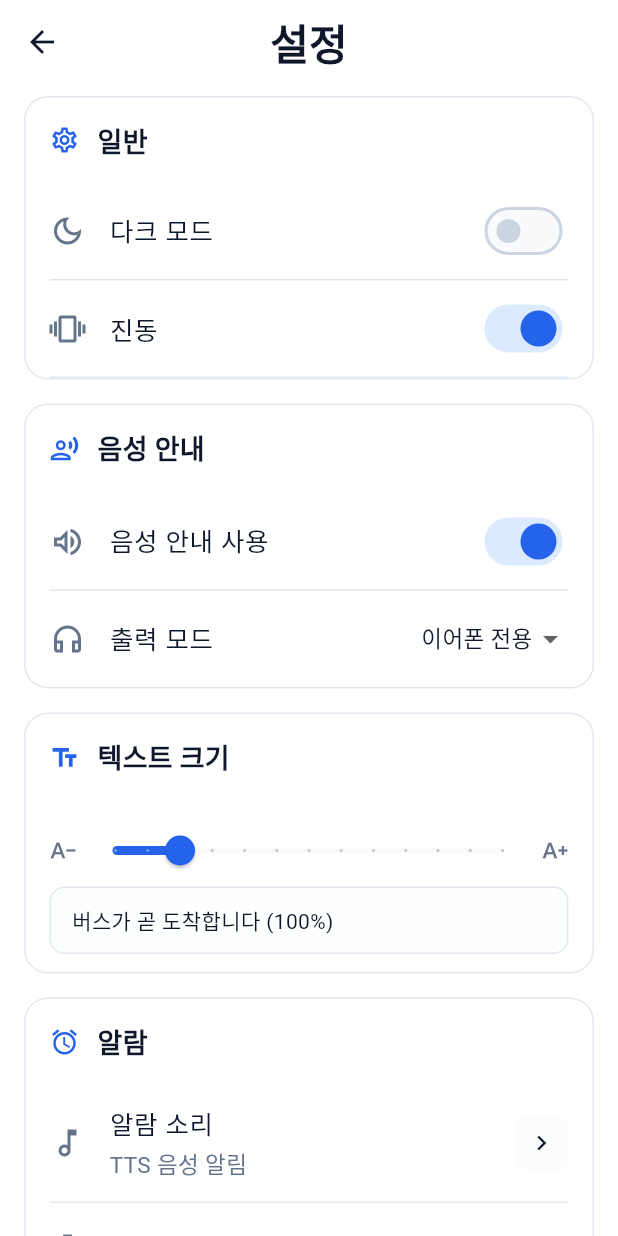
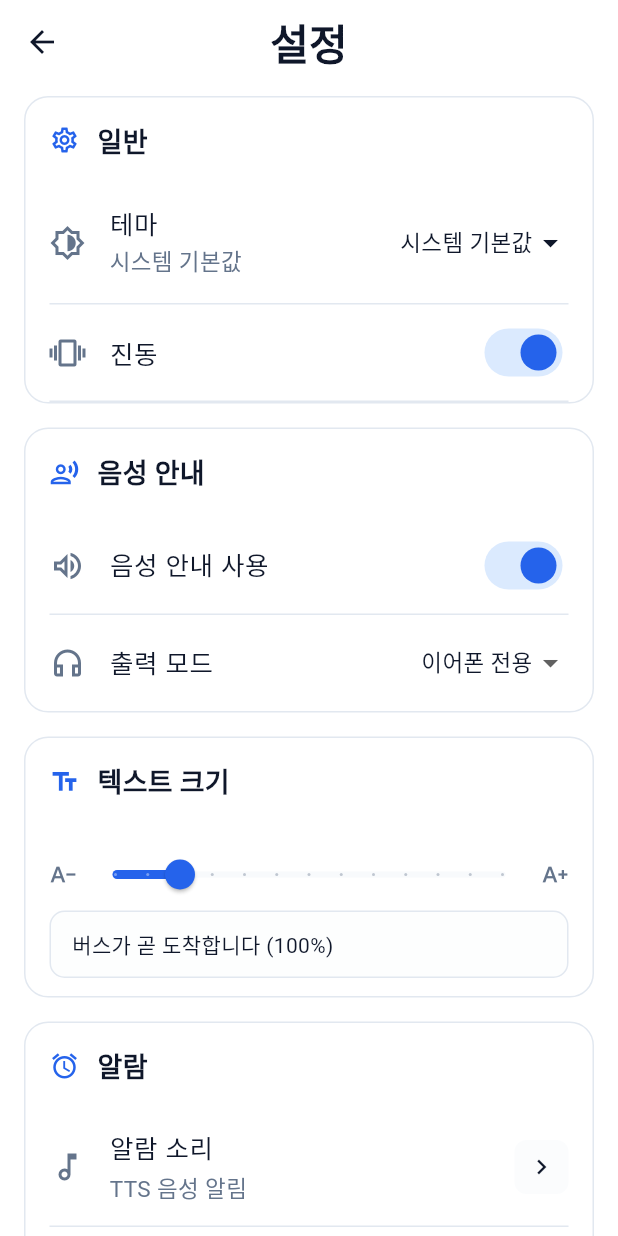
Before and after one commit to maskelog/Daegu_bus_flutter_app, a Flutter app: the SettingsScreen screen opened directly, on a phone screen of 412 x 824 dp. Run offline on Flutter 3.47's test engine with Material 3 defaults, Android fonts, the phone set to English and light mode, and no system bars; our stand-ins replace device_info_plus, dio, flutter_dotenv, flutter_local_notifications, flutter_tts, geolocator and 5 more; accounts and stored records are empty.

Commit message:
Fix theme selector colors in settings

```diff
--- a/lib/screens/settings_screen.dart
+++ b/lib/screens/settings_screen.dart
@@ -66,15 +66,7 @@ class SettingsScreen extends StatelessWidget {
                 title: '일반',
                 icon: Icons.settings_outlined,
                 children: [
-                  _buildSwitchTile(
-                    context,
-                    title: '다크 모드',
-                    icon: Icons.dark_mode_outlined,
-                    value: settingsService.themeMode == ThemeMode.dark,
-                    onChanged: (value) => settingsService.updateThemeMode(
-                      value ? ThemeMode.dark : ThemeMode.light,
-                    ),
-                  ),
+                  _buildThemeModeTile(context, settingsService),
                   const Divider(height: 1, indent: 16, endIndent: 16),
                   _buildSwitchTile(
                     context,
@@ -225,6 +217,67 @@ class SettingsScreen extends StatelessWidget {
         activeTrackColor: colorScheme.primaryContainer,
         inactiveThumbColor: colorScheme.outline,
         inactiveTrackColor: colorScheme.surfaceContainerHighest,
+      ),
+    );
+  }
+
+  Widget _buildThemeModeTile(
+      BuildContext context, SettingsService settingsService) {
+    final theme = Theme.of(context);
+    final colorScheme = theme.colorScheme;
+
+    const modes = <ThemeMode, String>{
+      ThemeMode.system: '시스템 기본값',
+      ThemeMode.light: '라이트 모드',
+      ThemeMode.dark: '다크 모드',
+    };
+
+    return ListTile(
+      contentPadding: const EdgeInsets.symmetric(horizontal: 16, vertical: 4),
+      leading: Icon(
+        Icons.brightness_6_outlined,
+        color: colorScheme.onSurfaceVariant,
+        size: 24,
+      ),
+      title: Text(
+        '테마',
+        style: theme.textTheme.bodyLarge?.copyWith(
+          fontWeight: FontWeight.w500,
+          color: colorScheme.onSurface,
+        ),
+      ),
+      subtitle: Text(
+        modes[settingsService.themeMode] ?? '시스템 기본값',
+        style: theme.textTheme.bodyMedium?.copyWith(
+          color: colorScheme.onSurfaceVariant,
+        ),
+      ),
+      trailing: DropdownButton<ThemeMode>(
+        value: settingsService.themeMode,
+        dropdownColor: colorScheme.surfaceContainerHighest,
+        iconEnabledColor: colorScheme.onSurface,
+        style: theme.textTheme.bodyMedium?.copyWith(
+          color: colorScheme.onSurface,
+        ),
+        underline: const SizedBox.shrink(),
+        onChanged: (value) {
+          if (value != null) {
+            settingsService.updateThemeMode(value);
+          }
+        },
+        items: modes.entries
+            .map(
+              (entry) => DropdownMenuItem<ThemeMode>(
+                value: entry.key,
+                child: Text(
+                  entry.value,
+                  style: theme.textTheme.bodyMedium?.copyWith(
+                    color: colorScheme.onSurface,
+                  ),
+                ),
+              ),
+            )
+            .toList(),
       ),
     );
   }
```
